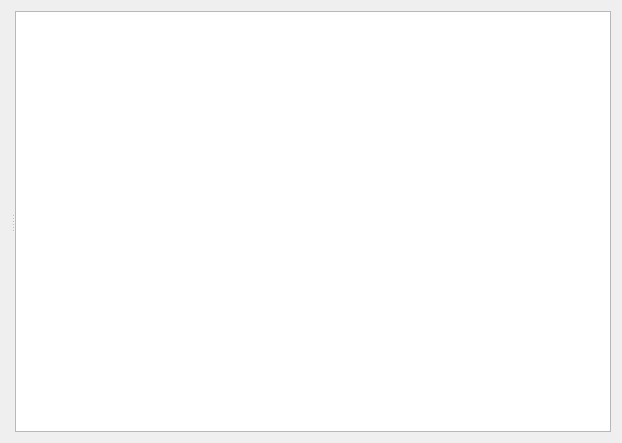
Qt form Log/logwidget.ui (Blackghost56/Log) before a commit.
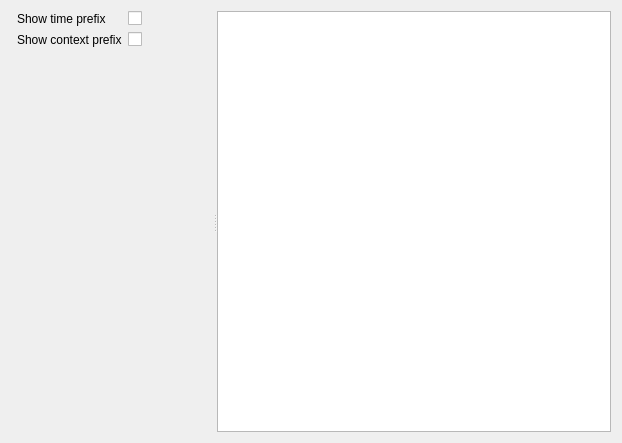
The same form after that commit.

```diff
--- a/Log/logwidget.ui
+++ b/Log/logwidget.ui
@@ -24,6 +24,42 @@
        <property name="sizeConstraint">
         <enum>QLayout::SetMaximumSize</enum>
        </property>
+       <item>
+        <layout class="QFormLayout" name="formLayout_2">
+         <item row="0" column="1">
+          <layout class="QFormLayout" name="formLayout_3">
+           <item row="0" column="0">
+            <widget class="QLabel" name="time_label">
+             <property name="text">
+              <string>Show time prefix</string>
+             </property>
+            </widget>
+           </item>
+           <item row="0" column="1">
+            <widget class="QCheckBox" name="time_checkBox">
+             <property name="text">
+              <string/>
+             </property>
+            </widget>
+           </item>
+           <item row="1" column="0">
+            <widget class="QLabel" name="context_label">
+             <property name="text">
+              <string>Show context prefix</string>
+             </property>
+            </widget>
+           </item>
+           <item row="1" column="1">
+            <widget class="QCheckBox" name="context_checkBox">
+             <property name="text">
+              <string/>
+             </property>
+            </widget>
+           </item>
+          </layout>
+         </item>
+        </layout>
+       </item>
       </layout>
      </widget>
      <widget class="QPlainTextEdit" name="TextEdit"/>
```
